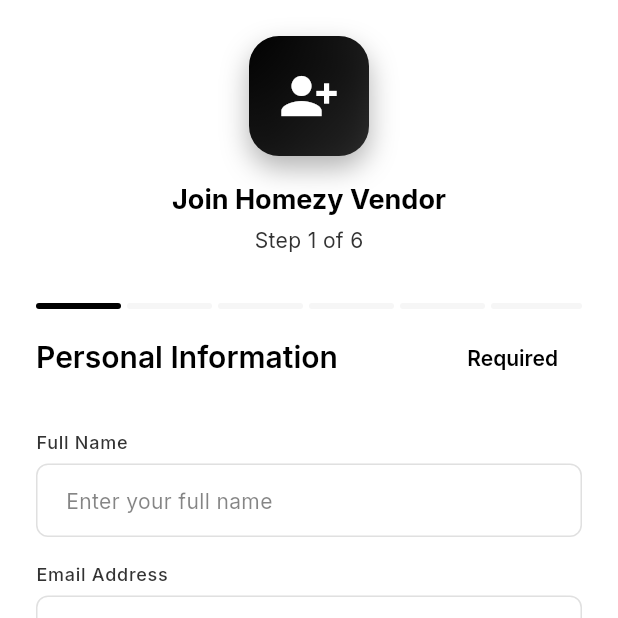
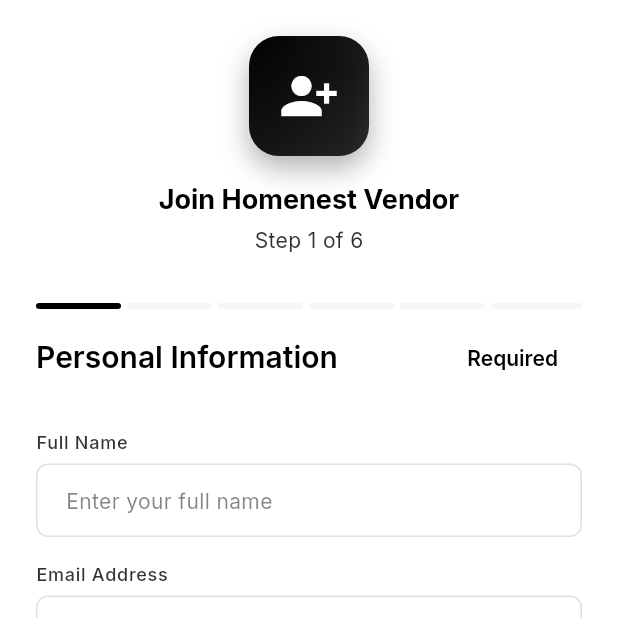
Before and after one commit to NikhilBarvadiya/homezy_vendor, a Flutter app: the screen it shows after launch, after a tap on "Next", after a tap on "Skip", after a tap on "Register", on a phone screen of 412 x 824 dp, the top half of it. Run offline on Flutter 3.47's test engine with Material 3 defaults, Android fonts, the phone set to English and light mode, and no system bars; drawn by our look-alikes of toastification; our stand-ins replace audioplayers, connectivity_plus, device_info_plus, dio, file_picker, firebase_core and 13 more; missing offline and left inert: new_version_plus; accounts and stored records are empty.

Commit message:
changes done app upload in app store build 2

```diff
--- a/lib/utils/helper.dart
+++ b/lib/utils/helper.dart
@@ -66,9 +66,9 @@ class Helper {
   void shareApp() async {
     try {
       final String shareText = '''
-🚀 Check out Homezy Vendor App!
+🚀 Check out Homenest Vendor App!
 
-Homezy Vendor helps service providers manage their business efficiently. Features include:
+Homenest Vendor helps service providers manage their business efficiently. Features include:
 
 • Profile Management
 • Service Booking
@@ -80,7 +80,7 @@ Download now and grow your business!
 
 🔗 Download Link: https://play.google.com/store/apps/details?id=com.itfuturz.homezy_vendor
       ''';
-      await Share.share(shareText, subject: 'Homezy Vendor App');
+      await Share.share(shareText, subject: 'Homenest Vendor App');
     } catch (e) {
       toaster.error('Failed to share app: $e');
     }
--- a/lib/views/auth/intro/intro_ctrl.dart
+++ b/lib/views/auth/intro/intro_ctrl.dart
@@ -9,7 +9,7 @@ class IntroCtrl extends GetxController {
   final RxInt currentPage = 0.obs;
 
   final List<IntroPageModel> introPages = [
-    IntroPageModel(icon: Icons.work_outline, title: 'Welcome to Homezy Vendor', description: 'Join thousands of professional service providers and grow your business with Homezy.'),
+    IntroPageModel(icon: Icons.work_outline, title: 'Welcome to Homenest Vendor', description: 'Join thousands of professional service providers and grow your business with Homenest.'),
     IntroPageModel(icon: Icons.schedule, title: 'Manage Your Schedule', description: 'Easily manage your appointments, bookings, and service schedules in one place.'),
     IntroPageModel(icon: Icons.payments, title: 'Get Paid Faster', description: 'Secure payments, instant notifications, and transparent earnings tracking.'),
     IntroPageModel(icon: Icons.groups, title: 'Grow Your Business', description: 'Reach more customers, get ratings and reviews, and build your reputation.'),
--- a/lib/views/auth/register/register.dart
+++ b/lib/views/auth/register/register.dart
@@ -59,7 +59,7 @@ class Register extends StatelessWidget {
             child: Icon(Icons.person_add_alt_1, size: 40, color: Theme.of(context).colorScheme.onPrimary),
           ),
           const SizedBox(height: 16),
-          Text('Join Homezy Vendor', style: Theme.of(context).textTheme.headlineSmall?.copyWith(fontWeight: FontWeight.w700)),
+          Text('Join Homenest Vendor', style: Theme.of(context).textTheme.headlineSmall?.copyWith(fontWeight: FontWeight.w700)),
           const SizedBox(height: 4),
           Obx(() => Text('Step ${ctrl.currentStep.value + 1} of 6', style: Theme.of(context).textTheme.bodyMedium?.copyWith(color: Theme.of(context).colorScheme.onSurfaceVariant))),
         ],
--- a/lib/views/auth/splash/splash.dart
+++ b/lib/views/auth/splash/splash.dart
@@ -23,7 +23,7 @@ class Splash extends StatelessWidget {
                   child: Icon(Icons.home_work, size: 60, color: Theme.of(context).colorScheme.onPrimary),
                 ),
                 const SizedBox(height: 24),
-                Text('Homezy Vendor', style: Theme.of(context).textTheme.displaySmall?.copyWith(fontWeight: FontWeight.w700)),
+                Text('Homenest Vendor', style: Theme.of(context).textTheme.displaySmall?.copyWith(fontWeight: FontWeight.w700)),
                 const SizedBox(height: 8),
                 Text('Professional Service Provider', style: Theme.of(context).textTheme.bodyMedium?.copyWith(color: Theme.of(context).colorScheme.onSurfaceVariant)),
                 const SizedBox(height: 32),
--- a/lib/views/auth/splash/splash_ctrl.dart
+++ b/lib/views/auth/splash/splash_ctrl.dart
@@ -2,6 +2,7 @@ import 'package:get/get.dart';
 import 'package:homezy_vendor/utils/storage.dart';
 import 'package:homezy_vendor/utils/config/session.dart';
 import 'package:homezy_vendor/utils/routes/route_name.dart';
+import 'package:new_version_plus/new_version_plus.dart';
 
 class SplashCtrl extends GetxController {
   @override
@@ -12,7 +13,27 @@ class SplashCtrl extends GetxController {
 
   Future<void> _initializeApp() async {
     await Future.delayed(const Duration(seconds: 2));
-    await _checkAuthStatus();
+    // await _checkAuthStatus();
+    await _checkVersion();
+  }
+
+  Future<void> _checkVersion() async {
+    final newVersion = NewVersionPlus();
+
+    final status = await newVersion.getVersionStatus();
+
+    if (status != null && status.canUpdate) {
+      newVersion.showUpdateDialog(
+        context: Get.context!,
+        versionStatus: status,
+        dialogTitle: 'Update Available',
+        dialogText: 'A new version of the app is available. Please update to continue.',
+        updateButtonText: 'Update Now',
+        allowDismissal: false,
+      );
+    } else {
+      _checkAuthStatus();
+    }
   }
 
   Future<void> _checkAuthStatus() async {
--- a/lib/views/dashboard/profile/setting/setting.dart
+++ b/lib/views/dashboard/profile/setting/setting.dart
@@ -193,7 +193,7 @@ class Settings extends StatelessWidget {
           context,
           icon: Icons.share_outlined,
           title: 'Share App',
-          subtitle: 'Share Homezy Vendor with friends',
+          subtitle: 'Share Homenest Vendor with friends',
           trailing: Icon(Icons.arrow_forward_ios, size: 16, color: Theme.of(context).colorScheme.onSurfaceVariant),
           onTap: helper.shareApp,
         ),
@@ -223,7 +223,7 @@ class Settings extends StatelessWidget {
           trailing: const SizedBox.shrink(),
           onTap: () {},
         ),
-        _buildSettingItem(context, icon: Icons.copyright_outlined, title: 'Copyright', subtitle: '© 2024 Homezy Vendor. All rights reserved.', trailing: const SizedBox.shrink(), onTap: () {}),
+        _buildSettingItem(context, icon: Icons.copyright_outlined, title: 'Copyright', subtitle: '© 2024 Homenest Vendor. All rights reserved.', trailing: const SizedBox.shrink(), onTap: () {}),
       ],
     );
   }
--- a/lib/views/dashboard/profile/setting/setting_ctrl.dart
+++ b/lib/views/dashboard/profile/setting/setting_ctrl.dart
@@ -9,6 +9,7 @@ import 'package:homezy_vendor/views/auth/splash/splash_ctrl.dart';
 import 'package:homezy_vendor/views/dashboard/profile/setting/ui/privacy_policy.dart';
 import 'package:homezy_vendor/views/dashboard/profile/setting/ui/terms_of_service.dart';
 import 'package:new_version_plus/new_version_plus.dart';
+import 'package:url_launcher/url_launcher.dart';
 
 class SettingsCtrl extends GetxController {
   final Rx<ThemeMode> currentTheme = ThemeMode.system.obs;
@@ -105,7 +106,7 @@ class SettingsCtrl extends GetxController {
               children: [for (int i = 0; i < 5; i++) Icon(Icons.star_rate_rounded, size: 40, color: Colors.amber)],
             ),
             const SizedBox(height: 16),
-            Text('If you enjoy using Homezy Vendor, would you mind taking a moment to rate it? It won\'t take more than a minute.', textAlign: TextAlign.center, style: Get.textTheme.bodyMedium),
+            Text('If you enjoy using Homenest Vendor, would you mind taking a moment to rate it? It won\'t take more than a minute.', textAlign: TextAlign.center, style: Get.textTheme.bodyMedium),
             const SizedBox(height: 8),
             Text(
               'Thanks for your support!',
@@ -184,17 +185,34 @@ class SettingsCtrl extends GetxController {
     );
   }
 
+  // void _confirmDeleteAccount() async {
+  //   try {
+  //     Get.back();
+  //     await clearStorage();
+  //     Get.offNamedUntil(AppRouteNames.splash, (Route<dynamic> route) => false);
+  //     Get.put(SplashCtrl(), permanent: true).onReady();
+  //     toaster.success('Account deleted successfully');
+  //   } catch (e) {
+  //     toaster.error('Error: $e');
+  //   }
+  // }
+
+
   void _confirmDeleteAccount() async {
     try {
       Get.back();
+      final url = "https://itfuturz.in/support/HomeNest_Vendor_Delete.html";
+      final uri = Uri.parse(url);
+      await launchUrl(uri, mode: LaunchMode.externalApplication);
       await clearStorage();
-      Get.offNamedUntil(AppRouteNames.splash, (Route<dynamic> route) => false);
+      Get.offNamedUntil(AppRouteNames.splash, (route) => false);
       Get.put(SplashCtrl(), permanent: true).onReady();
       toaster.success('Account deleted successfully');
     } catch (e) {
       toaster.error('Error: $e');
     }
   }
+
 
   void openPrivacyPolicy() => Get.to(() => PrivacyPolicy());
 
--- a/lib/views/dashboard/profile/setting/ui/privacy_policy.dart
+++ b/lib/views/dashboard/profile/setting/ui/privacy_policy.dart
@@ -82,7 +82,7 @@ You have the right to:
               title: 'Contact Us',
               content: '''
 If you have questions about this Privacy Policy, contact us at:
-Email: privacy@homezy.com
+Email: privacy@homenest.com
 Phone: +1-555-0123
 Address: 123 Business Street, City, State 12345
               ''',
--- a/lib/views/dashboard/profile/setting/ui/terms_of_service.dart
+++ b/lib/views/dashboard/profile/setting/ui/terms_of_service.dart
@@ -21,14 +21,14 @@ class TermsOfService extends StatelessWidget {
               context,
               title: 'Acceptance of Terms',
               content: '''
-By accessing and using Homezy Vendor app, you accept and agree to be bound by these Terms of Service. If you disagree with any part, you may not access our services.
+By accessing and using Homenest Vendor app, you accept and agree to be bound by these Terms of Service. If you disagree with any part, you may not access our services.
               ''',
             ),
             _buildSection(
               context,
               title: 'Service Description',
               content: '''
-Homezy Vendor connects service providers with customers. We provide a platform for vendors to showcase services, manage bookings, and process payments.
+Homenest Vendor connects service providers with customers. We provide a platform for vendors to showcase services, manage bookings, and process payments.
               ''',
             ),
             _buildSection(
@@ -77,7 +77,7 @@ We may terminate or suspend access to our service immediately, without prior not
               context,
               title: 'Limitation of Liability',
               content: '''
-Homezy shall not be liable for any indirect, incidental, special, consequential or punitive damages resulting from your use of the service.
+Homenest shall not be liable for any indirect, incidental, special, consequential or punitive damages resulting from your use of the service.
               ''',
             ),
             _buildSection(
```
Also changed, not shown: pubspec.lock, 20 other files.
